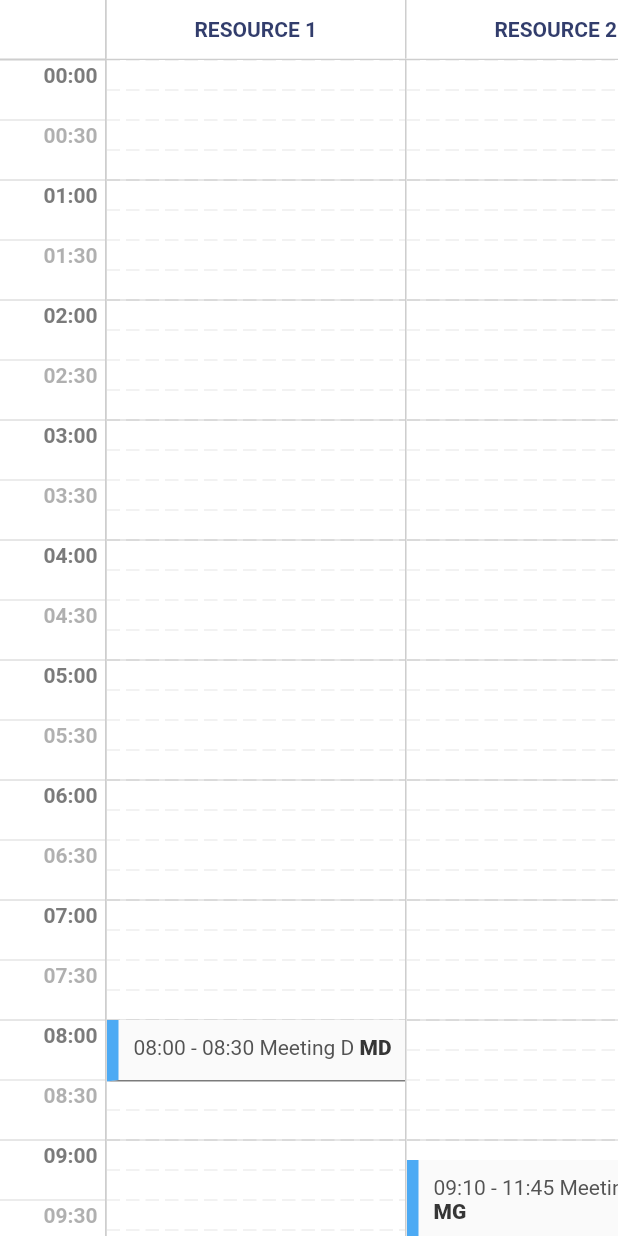
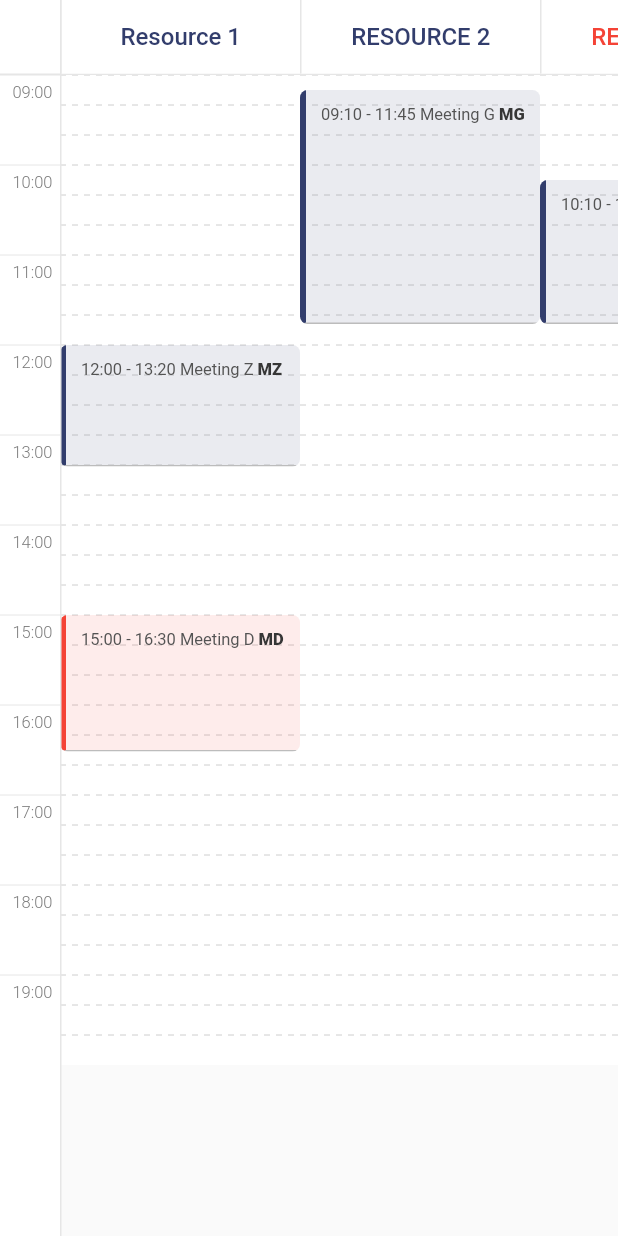
Before and after one commit to iliyass-zamouri/flutter_agenda, a Flutter app: the screen it shows after launch, on a phone screen of 412 x 824 dp. Run offline on Flutter 3.47's test engine with Material 2 defaults, Android fonts, the phone set to English and light mode, and no system bars.

Commit message:
Design improvment

```diff
--- a/example/lib/main.dart
+++ b/example/lib/main.dart
@@ -29,13 +29,14 @@ class _AgendaScreenState extends State<AgendaScreen> {
     super.initState();
     resources = [
       Pillar(
-        head: PillarHead(name: 'Resource 1'.toUpperCase(), object: 1),
+        head: PillarHead(name: 'Resource 1', object: 1),
         events: [
           AgendaEvent(
             title: 'Meeting D',
             subtitle: 'MD',
-            start: EventTime(hour: 8, minute: 0),
-            end: EventTime(hour: 8, minute: 30),
+            backgroundColor: Colors.red,
+            start: EventTime(hour: 15, minute: 0),
+            end: EventTime(hour: 16, minute: 30),
           ),
           AgendaEvent(
             title: 'Meeting Z',
@@ -82,7 +83,13 @@ class _AgendaScreenState extends State<AgendaScreen> {
           // the default view is timeItemHeight = 80 the timeline will be shown in 30 min view
           // and if you  setState it 160 it will be the 15 min view
           // or you can set it 60 and show an hourly timeline
-          agendaStyle: AgendaStyle(timeItemHeight: 80),
+          agendaStyle: AgendaStyle(
+              startHour: 9,
+              endHour: 20,
+              pillarSeparator: false,
+              visibleTimeBorder: false,
+              timeItemWidth: 40,
+              timeItemHeight: 60),
           pillarList: resources,
           // the click else where (other than an event because it has it's own onTap parameter)
           // you get the object linked to the head object of the pillar which could be you project costume object
--- a/lib/src/models/agenda_event.dart
+++ b/lib/src/models/agenda_event.dart
@@ -33,9 +33,9 @@ class AgendaEvent {
     this.margin,
     this.onTap,
     this.decoration,
-    this.backgroundColor: const Color(0xCC2196F3),
-    this.textStyle:
-        const TextStyle(color: Color(0xFF535353), fontWeight: FontWeight.w400),
+    this.backgroundColor: const Color(0xFF323D6C),
+    this.textStyle: const TextStyle(
+        color: Color(0xFF535353), fontSize: 11, fontWeight: FontWeight.w400),
     this.subtitleStyle:
         const TextStyle(fontWeight: FontWeight.w800, color: Color(0xFF363636)),
   }) : assert(end.isAfter(start));
--- a/lib/src/models/pillar_head.dart
+++ b/lib/src/models/pillar_head.dart
@@ -22,10 +22,10 @@ class PillarHead {
     this.object,
     this.onTap,
     this.height: 40,
-    this.width: 200,
+    this.width: 160,
     this.backgroundColor: Colors.white,
     this.textColor: const Color(0xFF323D6C),
-    this.textStyle:
-        const TextStyle(color: Color(0xFF323D6C), fontWeight: FontWeight.bold),
+    this.textStyle: const TextStyle(
+        color: Color(0xFF323D6C), fontWeight: FontWeight.w500, fontSize: 16),
   });
 }
--- a/lib/src/styles/agenda_style.dart
+++ b/lib/src/styles/agenda_style.dart
@@ -17,13 +17,19 @@ class AgendaStyle {
 
   final Color mainBackgroundColor;
 
+  final double eventRadius;
+
   final Color timelineBorderColor;
+
+  final bool headBottomBorder;
+
+  // final Color eventBackgroundColor;
 
   final Color decorationLineBorderColor;
 
-  final double pillarWidth;
+  final double pillarHeadWidth;
 
-  final double pillarHeight;
+  final double pillarHeadHeight;
 
   final double timeItemHeight;
 
@@ -36,6 +42,8 @@ class AgendaStyle {
   final double eventBorderWidth;
 
   final bool pillarSeparator;
+
+  final TextStyle timeItemTextStyle;
 
   final double decorationLineDashSpaceWidth;
 
@@ -51,17 +59,22 @@ class AgendaStyle {
     this.timelineColor: Colors.white,
     this.timelineItemColor: Colors.white,
     this.mainBackgroundColor: Colors.white,
-    this.decorationLineBorderColor: const Color(0x1A000000),
-    this.timelineBorderColor: const Color(0xFFCECECE),
+    this.decorationLineBorderColor: const Color(0xFFCECECE),
+    // this.eventBackgroundColor: Colors.white,
+    this.headBottomBorder = true,
+    this.timelineBorderColor: const Color(0xFFE6E6E6),
     this.timeItemTextColor: const Color(0xFF7B7B7B),
-    this.pillarWidth: 200,
-    this.pillarHeight: 40,
+    this.eventRadius: 5,
+    this.timeItemTextStyle: const TextStyle(
+        color: Color(0xFFF999999), fontSize: 11, fontWeight: FontWeight.w300),
+    this.pillarHeadWidth: 160,
+    this.pillarHeadHeight: 50,
     this.timeItemHeight: 80,
     this.timeItemWidth: 70,
     this.decorationLineHeight: 20,
-    this.decorationLineDashWidth: 9,
+    this.decorationLineDashWidth: 4,
     this.decorationLineDashSpaceWidth: 4,
-    this.eventBorderWidth: 8,
+    this.eventBorderWidth: 4,
     this.visibleTimeBorder: true,
     this.pillarSeparator: true,
     this.visibleDecorationBorder: true,
--- a/lib/src/views/agenda_view.dart
+++ b/lib/src/views/agenda_view.dart
@@ -56,7 +56,7 @@ class _AgendaViewState extends State<AgendaView> with AgendaViewController {
       top: 0,
       child: SizedBox(
         width: widget.agendaStyle.timeItemWidth + 1,
-        height: widget.agendaStyle.pillarHeight,
+        height: widget.agendaStyle.pillarHeadHeight,
         child: DecoratedBox(
           decoration: BoxDecoration(
             color: widget.agendaStyle.cornerColor,
@@ -77,13 +77,13 @@ class _AgendaViewState extends State<AgendaView> with AgendaViewController {
     return Padding(
       padding: EdgeInsets.only(
         left: widget.agendaStyle.timeItemWidth,
-        top: widget.agendaStyle.pillarHeight,
+        top: widget.agendaStyle.pillarHeadHeight,
       ),
       child: DiagonalScrollView(
         horizontalPixelsStreamController: horizontalPixelsStream,
         verticalPixelsStreamController: verticalPixelsStream,
         onScroll: onScroll,
-        maxWidth: widget.pillarList.length * widget.agendaStyle.pillarWidth,
+        maxWidth: widget.pillarList.length * widget.agendaStyle.pillarHeadWidth,
         maxHeight: (widget.agendaStyle.endHour - widget.agendaStyle.startHour) *
             widget.agendaStyle.timeItemHeight,
         child: IntrinsicHeight(
@@ -106,7 +106,7 @@ class _AgendaViewState extends State<AgendaView> with AgendaViewController {
     return Container(
       alignment: Alignment.topLeft,
       width: widget.agendaStyle.timeItemWidth + 1,
-      padding: EdgeInsets.only(top: widget.agendaStyle.pillarHeight),
+      padding: EdgeInsets.only(top: widget.agendaStyle.pillarHeadHeight),
       decoration: BoxDecoration(
         color: widget.agendaStyle.timelineColor,
         border: Border(
@@ -144,9 +144,8 @@ class _AgendaViewState extends State<AgendaView> with AgendaViewController {
                             EdgeInsets.symmetric(vertical: 2, horizontal: 5),
                         child: Text(
                           Utils.hourFormatter(hour, 0),
-                          style: TextStyle(
-                              color: widget.agendaStyle.timeItemTextColor,
-                              fontWeight: FontWeight.w700),
+                          style: widget.agendaStyle.timeItemTextStyle.copyWith(
+                              color: widget.agendaStyle.timeItemTextColor),
                           textAlign: TextAlign.right,
                         ),
                       ),
@@ -155,10 +154,8 @@ class _AgendaViewState extends State<AgendaView> with AgendaViewController {
                             EdgeInsets.symmetric(vertical: 2, horizontal: 5),
                         child: Text(
                           Utils.hourFormatter(hour, 30),
-                          style: TextStyle(
-                              color: widget.agendaStyle.timeItemTextColor
-                                  .withOpacity(0.6),
-                              fontWeight: FontWeight.w700),
+                          style: widget.agendaStyle.timeItemTextStyle.copyWith(
+                              color: widget.agendaStyle.timeItemTextColor),
                           textAlign: TextAlign.right,
                         ),
                       ),
@@ -177,9 +174,10 @@ class _AgendaViewState extends State<AgendaView> with AgendaViewController {
                                 vertical: 2, horizontal: 5),
                             child: Text(
                               Utils.hourFormatter(hour, 0),
-                              style: TextStyle(
-                                  color: widget.agendaStyle.timeItemTextColor,
-                                  fontWeight: FontWeight.w700),
+                              style: widget.agendaStyle.timeItemTextStyle
+                                  .copyWith(
+                                      color:
+                                          widget.agendaStyle.timeItemTextColor),
                               textAlign: TextAlign.right,
                             ),
                           ),
@@ -188,10 +186,10 @@ class _AgendaViewState extends State<AgendaView> with AgendaViewController {
                                 vertical: 2, horizontal: 5),
                             child: Text(
                               Utils.hourFormatter(hour, 15),
-                              style: TextStyle(
-                                  color: widget.agendaStyle.timeItemTextColor
-                                      .withOpacity(0.6),
-                                  fontWeight: FontWeight.w700),
+                              style: widget.agendaStyle.timeItemTextStyle
+                                  .copyWith(
+                                      color:
+                                          widget.agendaStyle.timeItemTextColor),
                               textAlign: TextAlign.right,
                             ),
                           ),
@@ -200,9 +198,10 @@ class _AgendaViewState extends State<AgendaView> with AgendaViewController {
                                 vertical: 2, horizontal: 5),
                             child: Text(
                               Utils.hourFormatter(hour, 30),
-                              style: TextStyle(
-                                  color: widget.agendaStyle.timeItemTextColor,
-                                  fontWeight: FontWeight.w700),
+                              style: widget.agendaStyle.timeItemTextStyle
+                                  .copyWith(
+                                      color:
+                                          widget.agendaStyle.timeItemTextColor),
                               textAlign: TextAlign.right,
                             ),
                           ),
@@ -211,10 +210,10 @@ class _AgendaViewState extends State<AgendaView> with AgendaViewController {
                                 vertical: 2, horizontal: 5),
                             child: Text(
                               Utils.hourFormatter(hour, 45),
-                              style: TextStyle(
-                                  color: widget.agendaStyle.timeItemTextColor
-                                      .withOpacity(0.6),
-                                  fontWeight: FontWeight.w700),
+                              style: widget.agendaStyle.timeItemTextStyle
+                                  .copyWith(
+                                      color:
+                                          widget.agendaStyle.timeItemTextColor),
                               textAlign: TextAlign.right,
                             ),
                           ),
@@ -227,9 +226,8 @@ class _AgendaViewState extends State<AgendaView> with AgendaViewController {
                         padding: const EdgeInsets.all(5.0),
                         child: Text(
                           Utils.hourFormatter(hour, 0),
-                          style: TextStyle(
-                              color: widget.agendaStyle.timeItemTextColor,
-                              fontWeight: FontWeight.w700),
+                          style: widget.agendaStyle.timeItemTextStyle.copyWith(
+                              color: widget.agendaStyle.timeItemTextColor),
                           textAlign: TextAlign.right,
                         ),
                       ),
@@ -244,10 +242,13 @@ class _AgendaViewState extends State<AgendaView> with AgendaViewController {
       alignment: Alignment.topLeft,
       decoration: BoxDecoration(
         color: widget.agendaStyle.pillarColor,
-        border: Border(
-            bottom: BorderSide(color: widget.agendaStyle.timelineBorderColor)),
+        border: !widget.agendaStyle.headBottomBorder
+            ? null
+            : Border(
+                bottom:
+                    BorderSide(color: widget.agendaStyle.timelineBorderColor)),
       ),
-      height: widget.agendaStyle.pillarHeight,
+      height: widget.agendaStyle.pillarHeadHeight,
       padding: EdgeInsets.only(left: widget.agendaStyle.timeItemWidth),
       child: ListView(
         scrollDirection: Axis.horizontal,
--- a/lib/src/views/event_view.dart
+++ b/lib/src/views/event_view.dart
@@ -21,29 +21,21 @@ class EventView extends StatelessWidget {
       top: top(),
       height: height(),
       left: 0,
-      width: agendaStyle.pillarWidth,
+      width: agendaStyle.pillarHeadWidth,
       child: GestureDetector(
         onTap: event.onTap,
+        child: ClipRRect(
+          borderRadius: BorderRadius.circular(agendaStyle.eventRadius),
           child: Container(
             decoration: event.decoration ??
                 (BoxDecoration(
-                  color: Color(0xFFFAFAFA),
+                    color: event.backgroundColor.withOpacity(0.1),
                     border: Border(
                       left: BorderSide(
                           color: event.backgroundColor,
                           width: agendaStyle.eventBorderWidth),
-                    bottom: BorderSide(color: Color(0xFF7B7B7B)),
+                      bottom: BorderSide(color: Color(0xFFBCBCBC)),
                     ))),
-          // margin: event.start.hour == event.end.hour
-          //     ? event.end.minute - event.start.minute <= 30
-          //         ? EdgeInsets.zero
-          //         : EdgeInsets.all(4)
-          //     : event.margin,
-          // padding: event.start.hour == event.end.hour
-          //     ? event.end.minute - event.start.minute <= 30
-          //         ? EdgeInsets.zero
-          //         : EdgeInsets.all(4)
-          //     : event.padding,
             padding: event.padding,
             margin: event.margin,
             child: (Utils.eventText)(
@@ -53,9 +45,10 @@ class EventView extends StatelessWidget {
                   0.0, height() - (event.padding.top) - (event.padding.bottom)),
               math.max(
                   0.0,
-                agendaStyle.pillarWidth -
+                  agendaStyle.pillarHeadWidth -
                       (event.padding.left) -
                       (event.padding.right)),
+            ),
           ),
         ),
       ),
--- a/lib/src/views/pillar_view.dart
+++ b/lib/src/views/pillar_view.dart
@@ -28,7 +28,7 @@ class PillarView extends StatelessWidget {
           headObject),
       child: Container(
         height: height(),
-        width: agendaStyle.pillarWidth,
+        width: agendaStyle.pillarHeadWidth,
         decoration: agendaStyle.pillarSeparator
             ? BoxDecoration(
                 border: Border(left: BorderSide(color: Color(0xFFCECECE))))
--- a/pubspec.yaml
+++ b/pubspec.yaml
@@ -1,6 +1,6 @@
 name: flutter_agenda
 description: Agenda Widget Package for Flutter
-version: 1.0.6
+version: 1.0.7
 homepage: https://github.com/iliyass-zamouri/flutter_agenda
 
 environment:
```
Also changed, not shown: example/pubspec.lock, 1 other file. Lines whose indentation alone changed are shown as unchanged.
